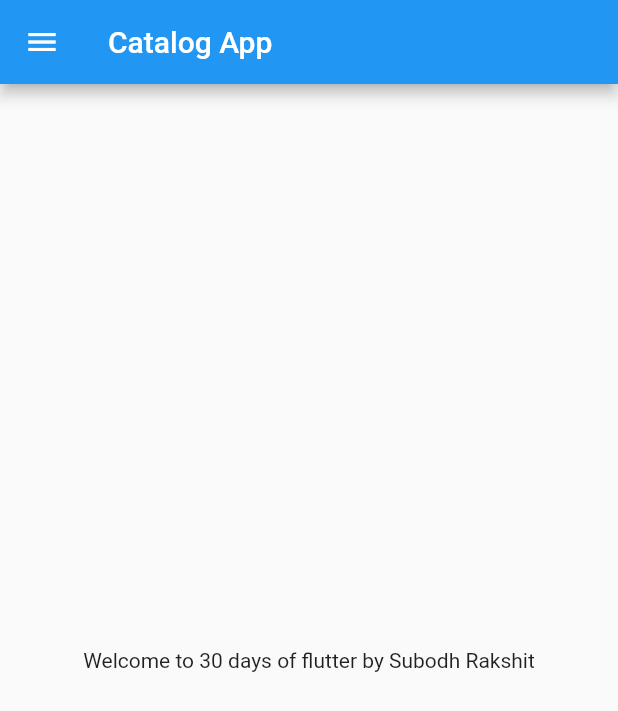
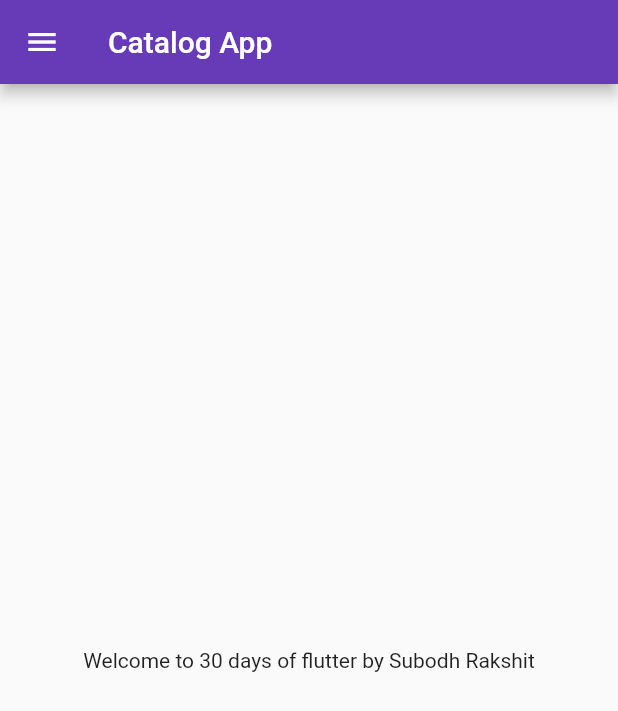
Before and after one commit to subodh-rakshit/30DaysOfFlutter, a Flutter app: the screen it shows after launch, on a phone screen of 412 x 824 dp. Shown: the top 711 px of the screen. Run offline on Flutter 3.47's test engine with Material 2 defaults, Android fonts, the phone set to English and light mode, and no system bars.

Commit message:
Day 3 completed

```diff
--- a/lib/main.dart
+++ b/lib/main.dart
@@ -1,5 +1,6 @@
 import 'package:flutter/material.dart';
-import 'package:flutter_catalog/home_page.dart';
+import 'package:flutter_catalog/pages/home_page.dart';
+import 'package:flutter_catalog/pages/login_page.dart';
 
 void main() {
   runApp(MyApp());
@@ -18,11 +19,31 @@ class MyApp extends StatelessWidget {
   // final nameOfPerson = "Subodh";
 
   // Difference between final and const is that if we have a list with final and const then we cannot change the list with the const keyword but we can change the value which is with the final keyword.
+  // If we define something inside of a class then we call it a method otherwise we call it a function
 
   @override
   Widget build(BuildContext context) {
+    // bringVegetables(thaila: true, rupees: 50);
     return MaterialApp(
-      home: HomePage(),
+      themeMode: ThemeMode.light,
+      theme: ThemeData(
+        primarySwatch: Colors.deepPurple,
+      ),
+      darkTheme: ThemeData(
+        // brightness: Brightness.dark,
+        primarySwatch: Colors.red,
+      ),
+      initialRoute: "/home",
+      routes: {
+        "/": (content) => LoginPage(),
+        "/home": (content) => HomePage(),
+        "/login": (content) => LoginPage(),
+      },
     );
   }
+
+  // bringVegetables({required bool thaila, int rupees = 100}) {
+  //   // take cycle
+  //   // Go to main bazaaar
+  // }
 }
```
Also changed, not shown: lib/pages/login_page.dart (added, +22 -0 lines), lib/pages/home_page.dart (renamed from lib/home_page.dart).
